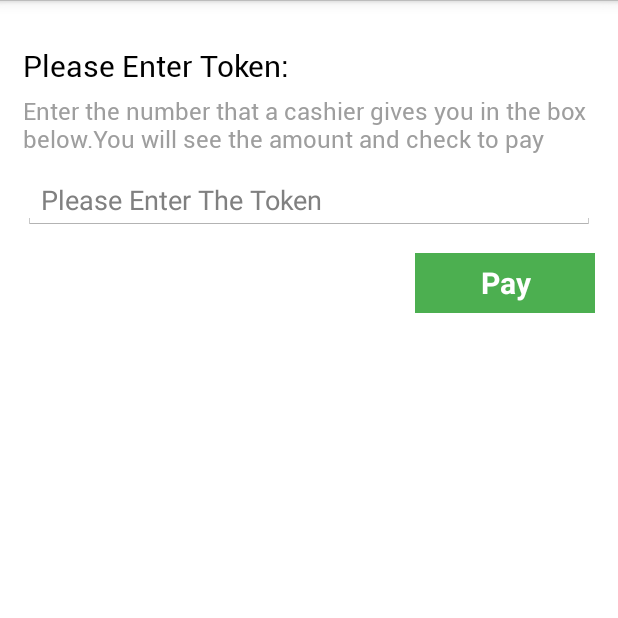
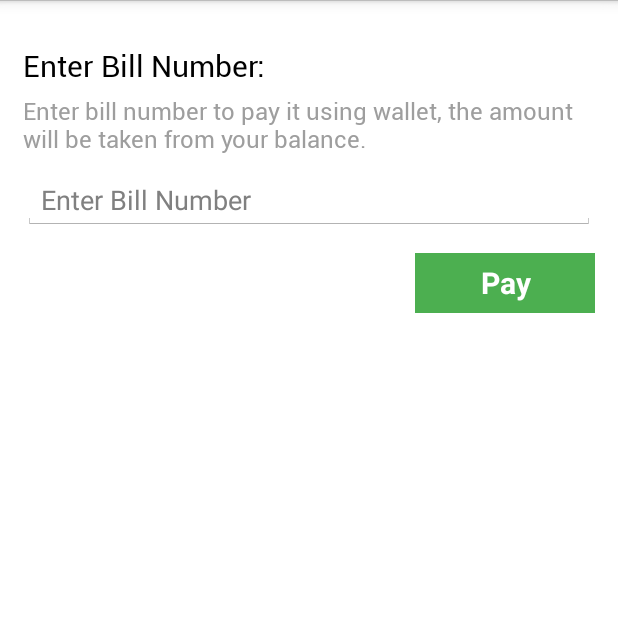
Before and after one commit to sureshdraco/wallet, an Android app: the TransactionFragement screen opened directly, with no data from a screen before it, on a phone screen of 412 x 824 dp, the top half of it. Run offline under Robolectric (Android 15) with nearby library versions, the phone set to English and light mode, and no system bars; libraries missing offline, so code that uses them is left out: de.keyboardsurfer.android.

Commit message:
updated copy

```diff
--- a/WalletApp/app/src/main/java/com/token/app/view/PaymentActivity.java
+++ b/WalletApp/app/src/main/java/com/token/app/view/PaymentActivity.java
@@ -132,13 +132,11 @@ public class PaymentActivity extends ActivityInTab implements TabListener {
                     PaymentActivity.receive_mView.setBackgroundColor(Color.parseColor("#9E9E9E"));
                     PaymentActivity.send_mTextView.setTextColor(Color.parseColor("#F44336"));
                     PaymentActivity.receive_mTextView.setTextColor(Color.parseColor("#9E9E9E"));
-                    PaymentActivity.this.header_mTextView.setText("Account Balance");
                 } else if (i == 1) {
                     PaymentActivity.send_mView.setBackgroundColor(Color.parseColor("#9E9E9E"));
                     PaymentActivity.receive_mView.setBackgroundColor(Color.parseColor("#4CAF50"));
                     PaymentActivity.send_mTextView.setTextColor(Color.parseColor("#9E9E9E"));
                     PaymentActivity.receive_mTextView.setTextColor(Color.parseColor("#4CAF50"));
-                    PaymentActivity.this.header_mTextView.setText("Create Payment Request");
                 }
             }
         });
--- a/WalletApp/app/src/main/res/layout/invoice.xml
+++ b/WalletApp/app/src/main/res/layout/invoice.xml
@@ -32,7 +32,7 @@
             android:layout_marginLeft="20.0dip"
             android:layout_marginRight="20.0dip"
             android:layout_marginTop="5.0dip"
-            android:text="enter the amount, you will get token code send it you get paid"
+            android:text="enter the amount, you will get Bill Number send it to your customer:"
             android:textColor="@color/button_gray"
             android:textSize="16.0sp"/>
 
--- a/WalletApp/app/src/main/res/layout/payment.xml
+++ b/WalletApp/app/src/main/res/layout/payment.xml
@@ -18,7 +18,7 @@
             android:layout_alignParentLeft="true"
             android:layout_centerVertical="true"
             android:layout_marginLeft="10.0dip"
-            android:text="Account Balance"
+            android:text="Balance"
             android:textColor="@android:color/white"
             android:textSize="18.0sp"
             android:textStyle="bold"/>
@@ -57,7 +57,7 @@
                 android:layout_marginRight="2.0dip"
                 android:layout_weight="99.5"
                 android:gravity="center"
-                android:text="Send Money"
+                android:text="Pay Bill"
                 android:textSize="16.0sp"
                 android:textStyle="bold"/>
 
@@ -82,7 +82,7 @@
                 android:layout_weight="99.5"
                 android:gravity="center"
                 android:padding="2.0dip"
-                android:text="Request Money"
+                android:text="Create Bill"
                 android:textSize="16.0sp"
                 android:textStyle="bold"/>
 
--- a/WalletApp/app/src/main/res/layout/token_dialog.xml
+++ b/WalletApp/app/src/main/res/layout/token_dialog.xml
@@ -51,7 +51,7 @@
                 android:layout_height="wrap_content"
                 android:layout_below="@+id/r1"
                 android:layout_marginLeft="15.0dip"
-                android:text="Please Enter Token:"
+                android:text="Enter Bill Number:"
                 android:textColor="#ff000000"
                 android:textSize="20.0sp"/>
 
@@ -64,7 +64,7 @@
                 android:layout_marginLeft="15.0dip"
                 android:layout_marginRight="15.0dip"
                 android:layout_marginTop="5.0dip"
-                android:text="Enter the number that a cashier gives you in the box below.You will see the amount and check to pay"
+                android:text="Enter bill number to pay it using wallet, the amount will be taken from your balance."
                 android:textColor="@color/button_gray"
                 android:textSize="16.0sp"/>
 
@@ -78,7 +78,7 @@
                 android:layout_marginTop="10.0dip"
                 android:imeActionLabel="Pay"
                 android:imeOptions="actionDone"
-                android:hint="Please Enter The Token"
+                android:hint="Enter Bill Number"
                 android:inputType="number"
                 android:maxLength="4"
                 android:textSize="18.0sp"/>
--- a/WalletApp/app/src/main/res/layout/transaction.xml
+++ b/WalletApp/app/src/main/res/layout/transaction.xml
@@ -19,7 +19,7 @@
             android:layout_alignParentLeft="true"
             android:layout_centerVertical="true"
             android:layout_marginLeft="10.0dip"
-            android:text="Account Balance"
+            android:text="Balance"
             android:textColor="#ffffffff"
             android:textSize="20.0sp"
             android:textStyle="bold"/>
```
Also changed, not shown: 1 other file.
